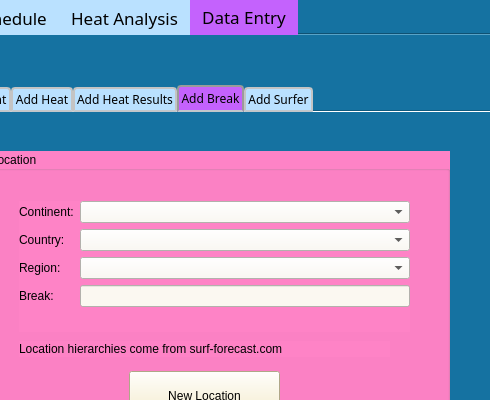
rhill5555/wsl_project_v4.0, file gui/main/ui/wsl_analytics_ui_v2_0.ui: the form before one commit; both pictures show x 96 to 586 and y 0 to 400 of the 1206 by 853 pixel window.
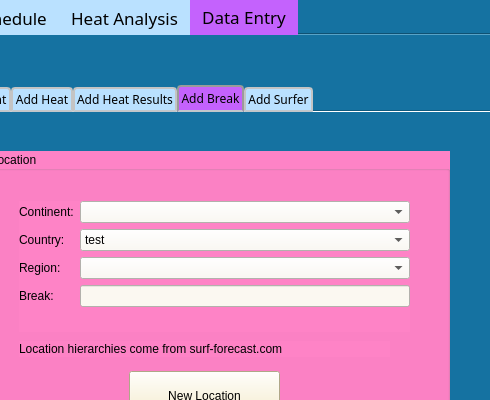
The form after the commit. The open tabs and pages were chosen to show the change.

Commit message: Populate Continents on add break tab

The edit to the form file:
```diff
--- a/gui/main/ui/wsl_analytics_ui_v2_0.ui
+++ b/gui/main/ui/wsl_analytics_ui_v2_0.ui
@@ -2360,6 +2360,11 @@
             <string notr="true">background-color: rgb(251, 248, 241);
 font: 75 10pt &quot;Verdana&quot;;</string>
            </property>
+           <item>
+            <property name="text">
+             <string>test</string>
+            </property>
+           </item>
           </widget>
          </item>
          <item row="2" column="0">
```
Left out of the diff: 2 changed lines with no effect on the pictures. The commit also changes 5 other files.
